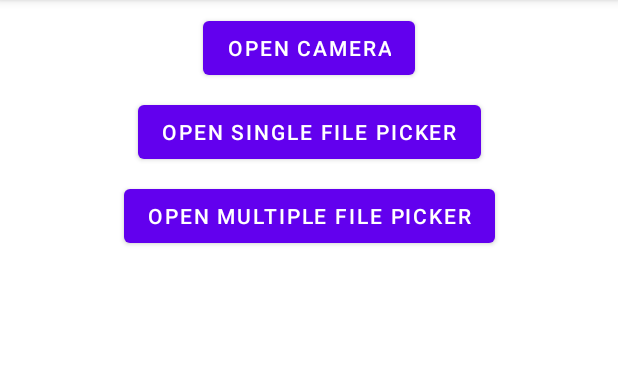
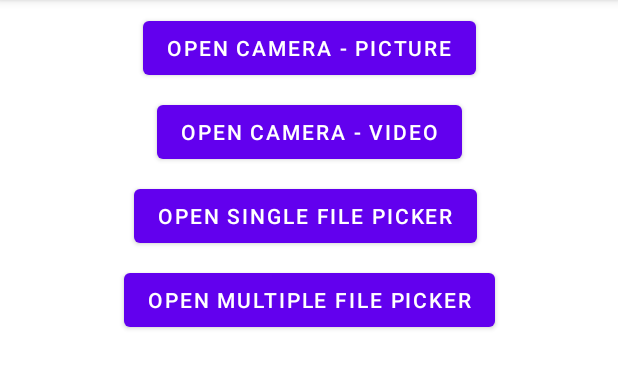
Before and after one commit to grad1e/TakePicture-Sample, an Android app: the screen it shows after launch (MainActivity), on a phone screen of 412 x 824 dp, the part 84-473 px from its top. Run offline under Robolectric (Android 15) with nearby library versions, the phone set to English and light mode, and no system bars; our stand-ins replace Timber, data binding; libraries missing offline, so code that uses them is left out: by.kirich1409.viewbindingdelegate, id.zelory.compressor; 7 statements that could not run were skipped.

Commit message:
Add support for video capture

```diff
--- a/app/src/main/java/dev/daryl/takepicturesample/data/FileListModel.kt
+++ b/app/src/main/java/dev/daryl/takepicturesample/data/FileListModel.kt
@@ -4,5 +4,5 @@ import java.io.File
 
 data class FileListModel(
     val fileName: String,
-    val image: File
+    val file: File
 )
--- a/app/src/main/java/dev/daryl/takepicturesample/ui/FileListAdapter.kt
+++ b/app/src/main/java/dev/daryl/takepicturesample/ui/FileListAdapter.kt
@@ -9,7 +9,10 @@ import coil.load
 import dev.daryl.takepicturesample.data.FileListModel
 import dev.daryl.takepicturesample.databinding.ItemFileListBinding
 
-class FileListAdapter(private val onDeletePressed: (FileListModel) -> Unit) :
+class FileListAdapter(
+    private val onItemClicked: (FileListModel) -> Unit,
+    private val onDeletePressed: (FileListModel) -> Unit
+) :
     ListAdapter<FileListModel, FileListAdapter.ViewHolder>(object :
         DiffUtil.ItemCallback<FileListModel?>() {
         override fun areItemsTheSame(oldItem: FileListModel, newItem: FileListModel): Boolean {
@@ -27,6 +30,9 @@ class FileListAdapter(private val onDeletePressed: (FileListModel) -> Unit) :
             binding.imageDelete.setOnClickListener {
                 onDeletePressed(binding.item!!)
             }
+            binding.cslItem.setOnClickListener {
+                onItemClicked(binding.item!!)
+            }
         }
     }
 
@@ -43,7 +49,7 @@ class FileListAdapter(private val onDeletePressed: (FileListModel) -> Unit) :
         val item = getItem(position)
         holder.binding.apply {
             this.item = item
-            imagePreview.load(item.image)
+            imagePreview.load(item.file)
             textFileName.text = item.fileName
         }
     }
--- a/app/src/main/java/dev/daryl/takepicturesample/utils/FileUtils.kt
+++ b/app/src/main/java/dev/daryl/takepicturesample/utils/FileUtils.kt
@@ -3,10 +3,15 @@ package dev.daryl.takepicturesample.utils
 import android.content.Context
 import android.net.Uri
 import android.provider.OpenableColumns
+import androidx.core.content.FileProvider
+import dev.daryl.takepicturesample.BuildConfig
 import java.io.File
 import java.io.FileOutputStream
 
 object FileUtils {
+
+    fun File.getUri(context: Context): Uri =
+        FileProvider.getUriForFile(context, "${BuildConfig.APPLICATION_ID}.provider", this)
 
     inline fun Uri.getFileName(context: Context, fileName: (String) -> Unit) {
         context.contentResolver?.let { contentResolver ->
--- a/app/src/main/res/layout/activity_main.xml
+++ b/app/src/main/res/layout/activity_main.xml
@@ -16,17 +16,18 @@
             android:layout_marginTop="8dp"
             android:text="Open single file picker"
             app:layout_constraintEnd_toEndOf="parent"
+            app:layout_constraintHorizontal_bias="0.486"
             app:layout_constraintStart_toStartOf="parent"
-            app:layout_constraintTop_toBottomOf="@+id/btn_open_camera" />
+            app:layout_constraintTop_toBottomOf="@+id/btn_open_camera_video" />
 
         <Button
-            android:id="@+id/btn_open_camera"
+            android:id="@+id/btn_open_camera_picture"
             android:layout_width="wrap_content"
             android:layout_height="wrap_content"
             android:layout_marginStart="16dp"
             android:layout_marginTop="8dp"
             android:layout_marginEnd="16dp"
-            android:text="Open Camera"
+            android:text="Open Camera - Picture"
             app:layout_constraintEnd_toEndOf="parent"
             app:layout_constraintStart_toStartOf="parent"
             app:layout_constraintTop_toTopOf="parent" />
@@ -53,6 +54,16 @@
             app:layout_constraintStart_toStartOf="parent"
             app:layout_constraintTop_toBottomOf="@+id/btn_single_file_picker" />
 
+        <Button
+            android:id="@+id/btn_open_camera_video"
+            android:layout_width="wrap_content"
+            android:layout_height="wrap_content"
+            android:layout_marginTop="8dp"
+            android:text="Open camera - video"
+            app:layout_constraintEnd_toEndOf="parent"
+            app:layout_constraintStart_toStartOf="parent"
+            app:layout_constraintTop_toBottomOf="@+id/btn_open_camera_picture" />
+
 
     </androidx.constraintlayout.widget.ConstraintLayout>
 </layout>
--- a/app/src/main/res/xml/file_path.xml
+++ b/app/src/main/res/xml/file_path.xml
@@ -3,4 +3,7 @@
     <files-path
         name="captured_images"
         path="." />
+    <cache-path
+        name="compressor_images"
+        path="./compressor" />
 </paths>
```
Also changed, not shown: app/src/main/java/dev/daryl/takepicturesample/ui/MainActivity.kt (+69 -15 lines), app/src/main/res/layout/item_file_list.xml (+4 -3 lines).
